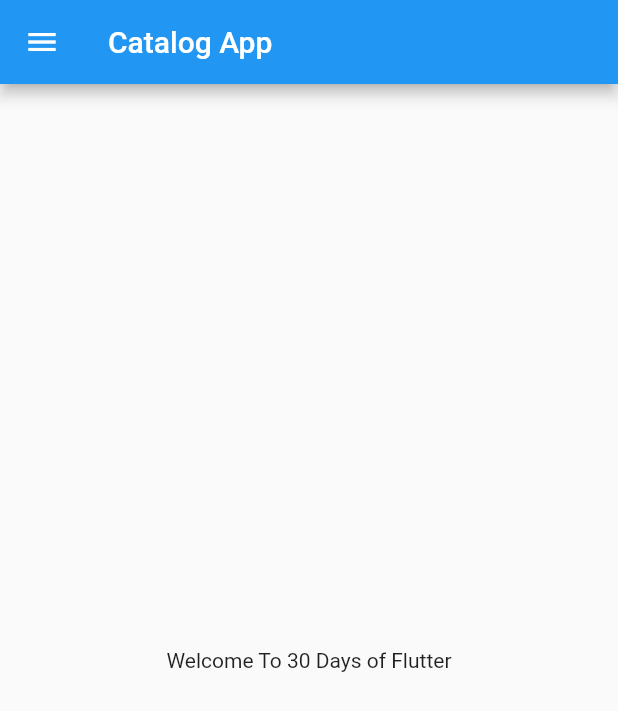
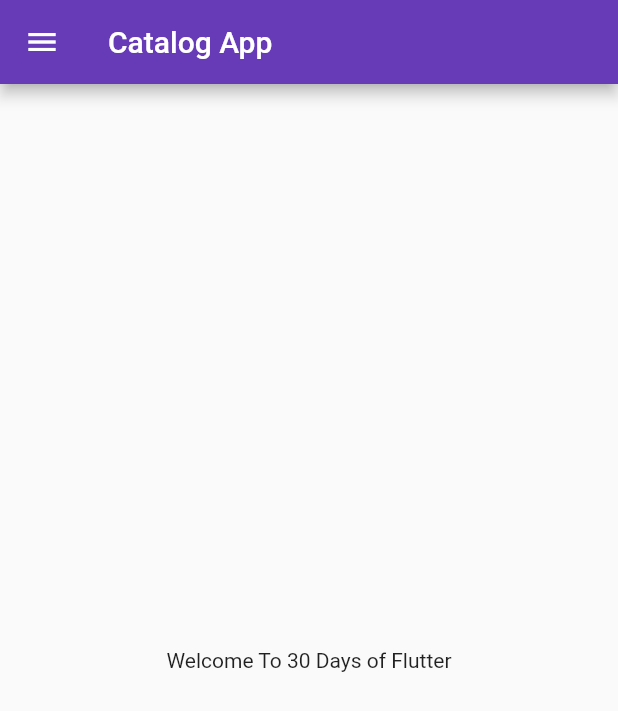
Before and after one commit to Harshad1999/30DaysOfFlutter, a Flutter app: the screen it shows after launch, on a phone screen of 412 x 824 dp. Shown: the top 711 px of the screen. Run offline on Flutter 3.47's test engine with Material 2 defaults, Android fonts, the phone set to English and light mode, and no system bars.

Commit message:
Day 3 Completed

```diff
--- a/lib/main.dart
+++ b/lib/main.dart
@@ -1,5 +1,6 @@
 import 'package:flutter/material.dart';
-import 'package:flutter_practice_codepur/home_page.dart';
+import 'Pages/login_page.dart';
+import 'Pages/home_page.dart';
 
 void main() {
   runApp(MyApp());
@@ -10,7 +11,14 @@
   @override
   Widget build(BuildContext context) {
     return MaterialApp(
-      home: HomePage(),
-    );
+        themeMode: ThemeMode.light,
+        theme: ThemeData(primarySwatch: Colors.deepPurple),
+        darkTheme: ThemeData(brightness: Brightness.dark),
+        initialRoute: "/Home",
+        routes: {
+          "/": (context) => LoginPage(),
+          "/Home": (context) => HomePage(),
+          "/Login": (context) => LoginPage(),
+        });
   }
 }
```
Also changed, not shown: lib/Pages/login_page.dart (added, +19 -0 lines), lib/Pages/home_page.dart (renamed from lib/home_page.dart).
